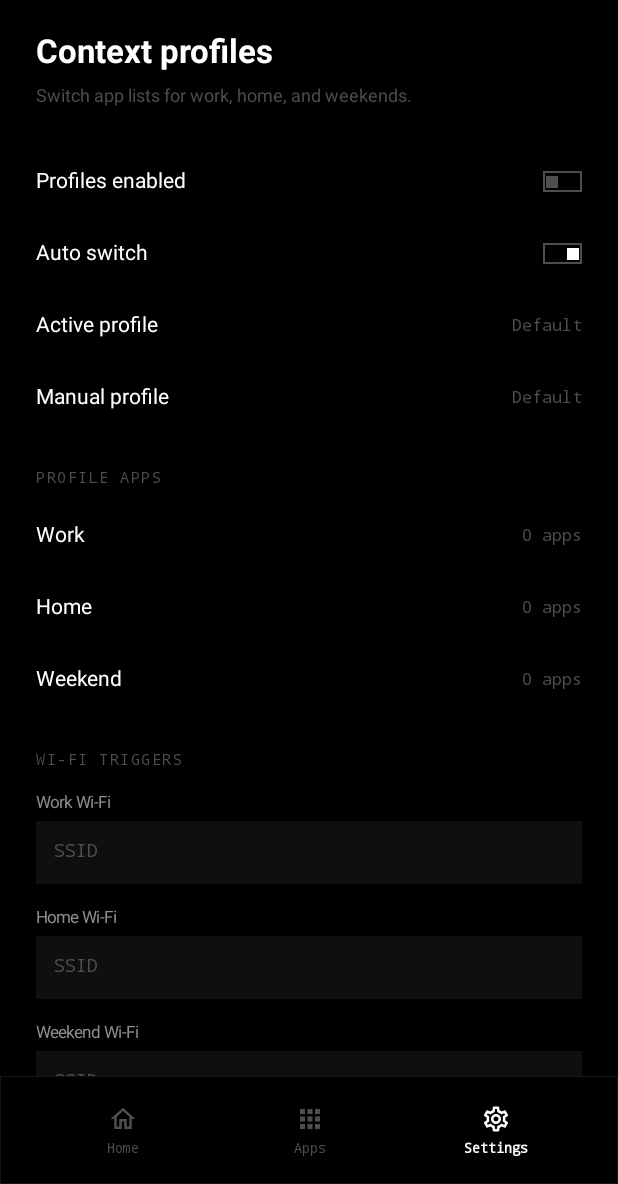
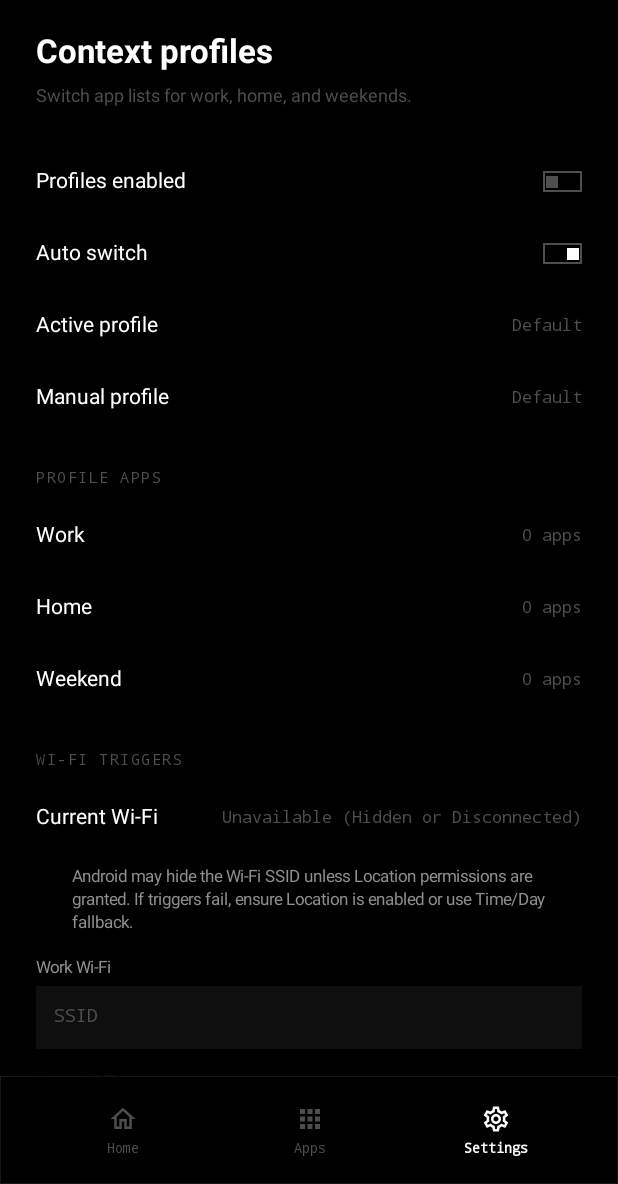
Before and after one commit to MphoCodes/Focus, an Android app built with Jetpack Compose: the composable ContextProfilesScreen shown on its own in the app's theme, on a phone screen of 412 x 824 dp, the part 52-1236 px from its top. Run offline under Robolectric (Android 15) with nearby library versions, the phone set to English and light mode, and no system bars.

Commit message:
Fix issue #10: Surface Wi-Fi SSID status and warnings in Context profiles

```diff
--- a/app/src/main/java/com/focuslauncher/ui/FocusLauncherApp.kt
+++ b/app/src/main/java/com/focuslauncher/ui/FocusLauncherApp.kt
@@ -973,6 +973,19 @@ private fun ContextProfilesScreen(
                 Spacer(Modifier.height(24.dp))
 
                 SettingsSection(stringResource(R.string.profiles_section_wifi))
+                SettingRow(
+                    label = stringResource(R.string.profiles_current_wifi),
+                    value = uiState.currentWifiSsid ?: stringResource(R.string.profiles_wifi_hidden_or_disconnected)
+                )
+                if (uiState.currentWifiSsid == null) {
+                    Text(
+                        text = stringResource(R.string.profiles_wifi_hidden_warning),
+                        color = FocusSecondary,
+                        fontSize = 11.sp,
+                        lineHeight = 15.sp,
+                        modifier = Modifier.padding(horizontal = 24.dp, vertical = 8.dp)
+                    )
+                }
                 ProfileWifiField(
                     label = stringResource(R.string.profiles_work_wifi),
                     value = uiState.settings.workProfileWifiSsid,
--- a/app/src/main/java/com/focuslauncher/ui/FocusLauncherViewModel.kt
+++ b/app/src/main/java/com/focuslauncher/ui/FocusLauncherViewModel.kt
@@ -50,6 +50,7 @@ data class LauncherUiState(
     val usageAccessGranted: Boolean = false,
     val notificationListenerAccessGranted: Boolean = false,
     val activeContextProfileId: String = "default",
+    val currentWifiSsid: String? = null,
     val loading: Boolean = true
 )
 
@@ -149,7 +150,8 @@ class FocusLauncherViewModel(application: Application) : AndroidViewModel(applic
             quotaBlock = currentQuotaBlock,
             usageAccessGranted = access.usageAccessGranted,
             notificationListenerAccessGranted = access.notificationListenerAccessGranted,
-            activeContextProfileId = activeProfileId
+            activeContextProfileId = activeProfileId,
+            currentWifiSsid = signal.wifiSsid
         )
     }.stateIn(
         scope = viewModelScope,
--- a/app/src/main/res/values/strings.xml
+++ b/app/src/main/res/values/strings.xml
@@ -100,6 +100,9 @@
     <string name="profiles_manual">Manual profile</string>
     <string name="profiles_section_apps">PROFILE APPS</string>
     <string name="profiles_section_wifi">WI-FI TRIGGERS</string>
+    <string name="profiles_current_wifi">Current Wi-Fi</string>
+    <string name="profiles_wifi_hidden_or_disconnected">Unavailable (Hidden or Disconnected)</string>
+    <string name="profiles_wifi_hidden_warning">Android may hide the Wi-Fi SSID unless Location permissions are granted. If triggers fail, ensure Location is enabled or use Time/Day fallback.</string>
     <string name="profiles_work">Work</string>
     <string name="profiles_home">Home</string>
     <string name="profiles_weekend">Weekend</string>
```
